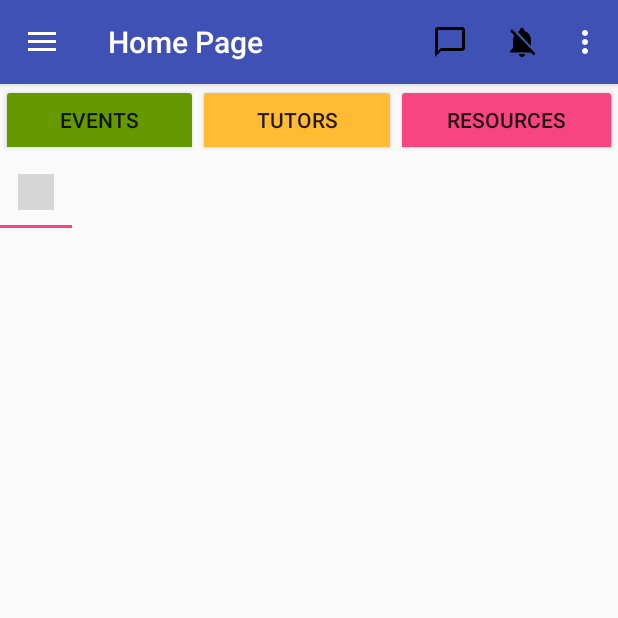
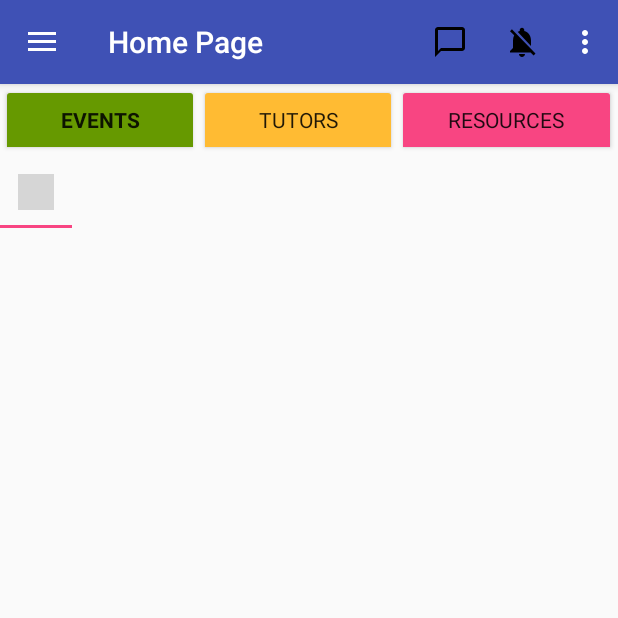
Before and after one commit to Leksha/StudyBuddy, an Android app: the fragment HomePage placed in its activity, after a tap on "EVENTS", on a phone screen of 412 x 824 dp, the top half of it. Run offline under Robolectric (Android 15) with nearby library versions, the phone set to English and light mode, and no system bars; our stand-ins replace Firebase (no records; nobody signed in at launch, a user with empty details on screens opened directly), Picasso; pictures from the network do not load; 6 statements that could not run were skipped; 3 other taps on this screen came first; grey boxes are pictures that could not be loaded.

Commit message:
Able to bold selected tab

```diff
--- a/StudyBuddy/app/src/main/java/uw/studybuddy/HomePageFragments/HomePage.java
+++ b/StudyBuddy/app/src/main/java/uw/studybuddy/HomePageFragments/HomePage.java
@@ -3,6 +3,7 @@ package uw.studybuddy.HomePageFragments;
 import android.content.Context;
 import android.content.Intent;
 import android.graphics.PorterDuff;
+import android.graphics.Typeface;
 import android.net.Uri;
 import android.os.Bundle;
 import android.support.annotation.IdRes;
@@ -172,7 +173,17 @@ public class HomePage extends Fragment {
         currentListClass = fragmentClass;
     }
 
-    private void setCategoriesListeners(final RadioGroup radioGroup, ToggleButton[] buttons, final Class[] classes){
+    private void changeTogglesStyle(ToggleButton[] buttons, int index) {
+        for (int i=0; i<buttons.length; i++) {
+            if (i!=index) {
+                buttons[i].setTypeface(null, Typeface.NORMAL);
+            } else {
+                buttons[i].setTypeface(null, Typeface.BOLD);
+            }
+        }
+    }
+
+    private void setCategoriesListeners(final RadioGroup radioGroup, final ToggleButton[] buttons, final Class[] classes){
         // Initialize the buttons
         for (int i=0; i<buttons.length; i++) {
             final int index = i;
@@ -182,6 +193,7 @@ public class HomePage extends Fragment {
                 @Override
                 public void onClick(View v) {
                     tb.setChecked(!((ToggleButton)v).isChecked());
+                    changeTogglesStyle(buttons, index);
                     setListFragmentTo(classes[index]);
                 }
             });
--- a/StudyBuddy/app/src/main/java/uw/studybuddy/LoginAndRegistration/LoginActivity.java
+++ b/StudyBuddy/app/src/main/java/uw/studybuddy/LoginAndRegistration/LoginActivity.java
@@ -74,7 +74,7 @@ public class LoginActivity extends AppCompatActivity{
 
         setupDevLoginActivity();
         Button mDevLoginButton = (Button)findViewById(R.id.dev_login_button);
-        //mDevLoginButton.callOnClick();
+        mDevLoginButton.callOnClick();
 
 
     }
--- /dev/null
+++ b/StudyBuddy/app/src/main/res/drawable/toggle_button_events.xml
@@ -0,0 +1,5 @@
+<?xml version="1.0" encoding="utf-8"?>
+<selector xmlns:android="http://schemas.android.com/apk/res/android">
+    <item android:state_checked="false" android:drawable="@color/red"  />
+    <item android:state_checked="true" android:drawable="@color/darkgreen"  />
+</selector>
--- /dev/null
+++ b/StudyBuddy/app/src/main/res/drawable/toggle_button_resources.xml
@@ -0,0 +1,5 @@
+<?xml version="1.0" encoding="utf-8"?>
+<selector xmlns:android="http://schemas.android.com/apk/res/android">
+    <item android:state_checked="false" android:drawable="@color/red"  />
+    <item android:state_checked="true" android:drawable="@color/colorAccent"  />
+</selector>
--- /dev/null
+++ b/StudyBuddy/app/src/main/res/drawable/toggle_button_tutors.xml
@@ -0,0 +1,5 @@
+<?xml version="1.0" encoding="utf-8"?>
+<selector xmlns:android="http://schemas.android.com/apk/res/android">
+    <item android:state_checked="false" android:drawable="@color/red"  />
+    <item android:state_checked="true" android:drawable="@color/orange"  />
+</selector>
--- a/StudyBuddy/app/src/main/res/values/colors.xml
+++ b/StudyBuddy/app/src/main/res/values/colors.xml
@@ -13,7 +13,7 @@
     <item name="darkblue" type="color">#FF0099CC</item>
     <item name="darkpurple" type="color">#FF9933CC</item>
     <item name="darkgreen" type="color">#669900</item>
-    <item name="darkorange" type="color">#FFFF8800</item>
+    <item name="darkorange" type="color">#ff8800</item>
     <item name="darkred" type="color">#FFCC0000</item>
     <item name="leafColour" type="color">#1A6834</item>
     <integer-array name="androidcolors">
```
Also changed, not shown: 1162 other files.
